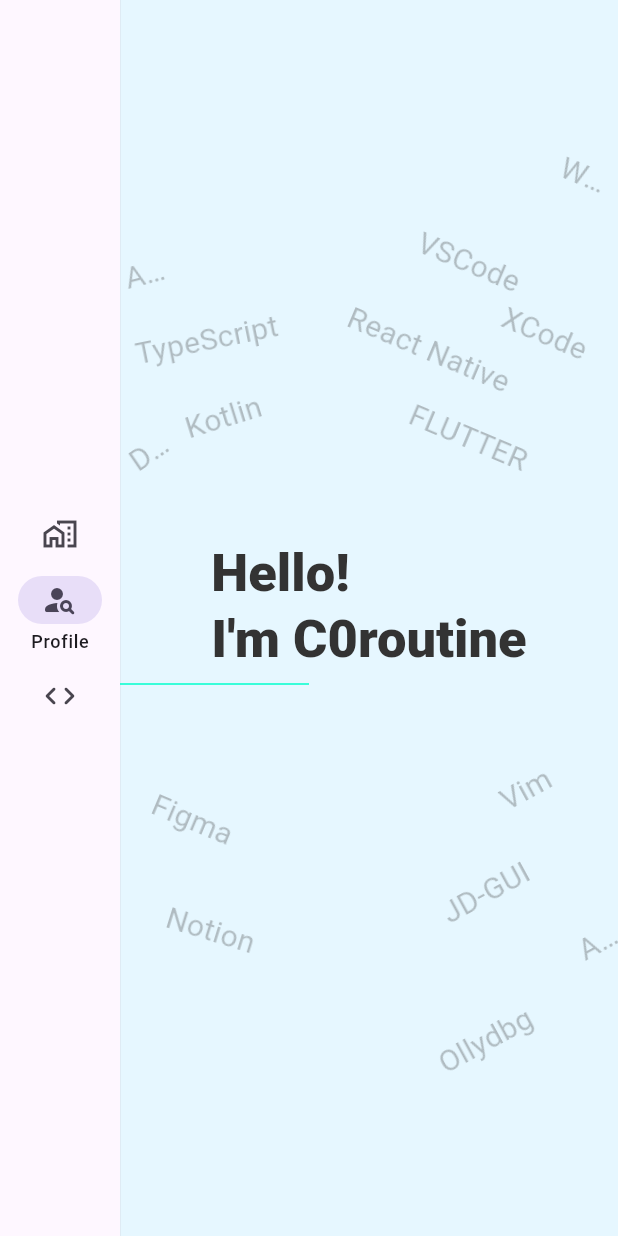
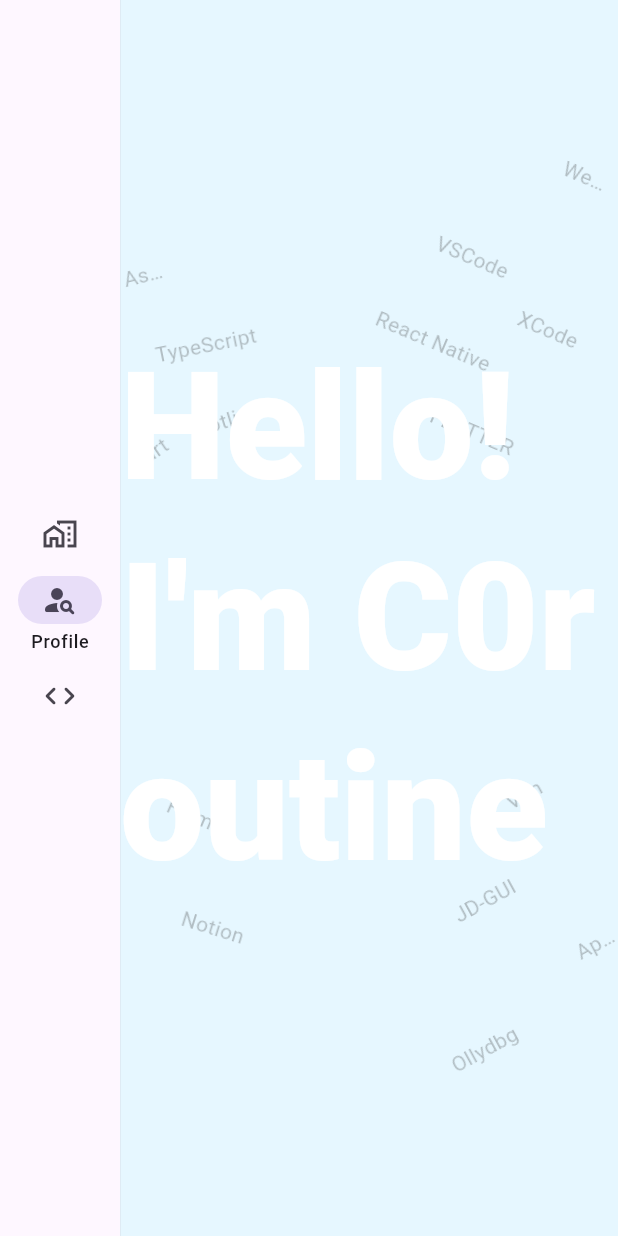
Before and after one commit to C0routine/C0routine.github.io, a Flutter app: the RootScreen screen opened by its route, on a phone screen of 412 x 824 dp. Run offline on Flutter 3.47's test engine with Material 2 defaults, Android fonts, the phone set to English and light mode, and no system bars; our stand-ins replace go_router.

Commit message:
feature/Portfolio Intro Screen

```diff
--- a/lib/utils/app_color.dart
+++ b/lib/utils/app_color.dart
@@ -2,15 +2,25 @@
 
 class AppColor {
   static const Color white = Color(0xFFFFFFFF);
+  static const Color black = Color(0xFF000000);
+
+  static const Color backgroundWhite = Color(0xFFFFFFFF);
+  static const Color backgroundBlack = Color(0xFF111111);
+
+  static const Color textWhite = Color(0xFFFFFFFF);
+  static const Color textBlack = Color(0xFF111111);
 
   static const Color background = Color(0xFFE6F7FF);
   static const Color backgroundSub = Color(0xFFDCEDF5);
 
   static const Color text = Color(0xFF333333);
   static const Color icons = Color(0xFF87CEEB);
+  static const Color accent = Color(0xFF00BFFF);
 
+  // static const Color icons = Color(0xFF5c5c5c);
+
+  ////
   static const Color disable = Color(0xFF555555);
-  static const Color accent = Color(0xFF00FFCC);
 }
 
 // --primary-100:#00BFFF;
--- a/lib/utils/app_style.dart
+++ b/lib/utils/app_style.dart
@@ -1,5 +1,7 @@
-import 'package:flutter/cupertino.dart';
+import 'package:flutter/material.dart';
+import 'package:blog/utils/app_color.dart';
 
+/// App 에서 사용하는 Style 정의
 class AppStyle {
   static final AppStyle _appStyle = AppStyle._init();
 
@@ -9,34 +11,49 @@
     return _appStyle;
   }
 
-  /// Desktop 상태인지 확인
-  static bool isDesktop(BuildContext context) {
-    return MediaQuery.of(context).size.width > 600;
-  }
-
   /// App Screen Size
-  static Size getSize(BuildContext context){
+  static Size getSize(BuildContext context) {
     return MediaQuery.of(context).size;
   }
 
-  /// width 의 퍼센트 사이즈 [size] 0.0 ~ 1.0 값만 사용.
-  static double widthPercent(BuildContext context, double size) {
-    if(size < 0.0 || size > 1.0) return 0.0;
-    return MediaQuery.of(context).size.width * size;
+  /// Mobile 화면 대응
+  static double mobileSize(double size, context) {
+    if (getSize(context).width < 500) {
+      return getSize(context).width / 750 * size;
+    }
+    return size;
   }
 
-  static const EdgeInsets gapBottom = EdgeInsets.only(bottom: 20);
-  static const EdgeInsets gapLeft = EdgeInsets.only(left: 20);
-  static const EdgeInsets gapRight = EdgeInsets.only(right: 20);
-  static const EdgeInsets gapVertical = EdgeInsets.symmetric(vertical: 20);
+  /// Basic Size
+  static const double iconSize = 26;
 
+  /// Basic Padding, Margin
   static const EdgeInsets gapAll = EdgeInsets.all(16);
   static const EdgeInsets gapTop = EdgeInsets.only(top: 16);
+  static const EdgeInsets gapLeft = EdgeInsets.only(left: 16);
+  static const EdgeInsets gapRight = EdgeInsets.only(right: 16);
+  static const EdgeInsets gapBottom = EdgeInsets.only(bottom: 16);
+  static const EdgeInsets gapVertical = EdgeInsets.symmetric(vertical: 16);
   static const EdgeInsets gapHorizontal = EdgeInsets.symmetric(horizontal: 16);
 
-  // static const EdgeInsets
+  /// Basic Border Radius
+  static final BorderRadius borderRadius = BorderRadius.circular(16);
 
-  static const double iconSize = 26;
+  /// Basic Big(Title) Text Style
+  static TextStyle bigTitleText(double size) {
+    return TextStyle(
+      fontSize: size,
+      color: AppColor.textWhite,
+      fontWeight: FontWeight.w700,
+    );
+  }
 
-  static final BorderRadius borderRadius = BorderRadius.circular(16);
+  /// Basic Normal Text Style
+  static TextStyle normalText(double size) {
+    return TextStyle(
+      fontSize: size,
+      color: AppColor.textWhite,
+      fontWeight: FontWeight.w500,
+    );
+  }
 }
--- a/lib/utils/app_theme.dart
+++ b/lib/utils/app_theme.dart
@@ -8,28 +8,30 @@
       useMaterial3: true,
       textTheme: textTheme,
       scaffoldBackgroundColor: AppColor.background,
-      drawerTheme: DrawerThemeData(
-        backgroundColor: AppColor.backgroundSub,
+      drawerTheme: const DrawerThemeData(
+        backgroundColor: AppColor.background,
       ),
     );
   }
 
   static const TextTheme textTheme = TextTheme(
-    // UI Text
     titleLarge: TextStyle(
-      fontSize: 35,
-      color: AppColor.text,
+      fontSize: 100,
+      color: AppColor.textWhite,
       fontWeight: FontWeight.w900,
     ),
-    // 소제목
-    titleSmall: TextStyle(
-      fontSize: 25,
+    titleMedium: TextStyle(
+      fontSize: 18,
       color: AppColor.text,
       fontWeight: FontWeight.w700,
     ),
-    // 일반 크기
+    titleSmall: TextStyle(
+      fontSize: 13,
+      color: AppColor.text,
+      fontWeight: FontWeight.w600,
+    ),
     bodyMedium: TextStyle(
-      fontSize: 20,
+      fontSize: 14,
       color: AppColor.text,
       fontWeight: FontWeight.w400,
     ),
--- a/lib/view/screens/portfolio/portfolio.dart
+++ b/lib/view/screens/portfolio/portfolio.dart
@@ -1,6 +1,5 @@
 import 'package:flutter/material.dart';
-import 'package:blog/view/widgets/global/header_drawer.dart';
-import 'package:blog/view/widgets/global/navigation_header.dart';
+import 'package:blog/view/widgets/portfolio/portfolio_intro.dart';
 
 class Portfolio extends StatefulWidget {
   const Portfolio({super.key});
@@ -16,12 +15,11 @@
   Widget build(BuildContext context) {
     return Scaffold(
       key: _scaffoldKey,
-      endDrawer: HeaderDrawer(scaffoldKey: _scaffoldKey),
       body: SafeArea(
         child: SingleChildScrollView(
           child: Column(
             children: [
-              NavigationHeaders(scaffoldKey: _scaffoldKey),
+              PortfolioIntro(),
             ],
           ),
         ),
--- a/lib/view/widgets/profile/intro.dart
+++ b/lib/view/widgets/profile/intro.dart
@@ -127,14 +127,14 @@
                   style: Theme.of(context).textTheme.titleLarge,
                 ),
               ),
-              ScaleTransition(
-                scale: _scale,
-                child: Divider(
-                  thickness: 1,
-                  color: AppColor.accent,
-                  endIndent: AppStyle.widthPercent(context, 0.5),
-                ),
-              ),
+              // ScaleTransition(
+              //   scale: _scale,
+              //   child: Divider(
+              //     thickness: 1,
+              //     color: AppColor.accent,
+              //     endIndent: AppStyle.widthPercent(context, 0.5),
+              //   ),
+              // ),
             ],
           ),
         ],
--- /dev/null
+++ b/lib/viewmodel/portfolio/portfolio_vm.dart
@@ -0,0 +1,3 @@
+class PortfolioVM {
+
+}
--- a/pubspec.yaml
+++ b/pubspec.yaml
@@ -36,7 +36,7 @@
   # Use with the CupertinoIcons class for iOS style icons.
   cupertino_icons: ^1.0.2
   go_router: ^9.0.0
-  provider: ^6.0.5
+  flutter_bloc: ^8.1.3
 
 dev_dependencies:
   flutter_test:
```
Also changed, not shown: lib/models/data/data_strings.dart (+4 -6 lines), lib/view/widgets/global/header_drawer.dart (+6 -10 lines), lib/view/widgets/global/navigation_header.dart (+12 -11 lines), lib/view/widgets/portfolio/portfolio_aboutMe.dart (added, +13 -0 lines), lib/view/widgets/portfolio/portfolio_intro.dart (added, +77 -0 lines), pubspec.lock.
